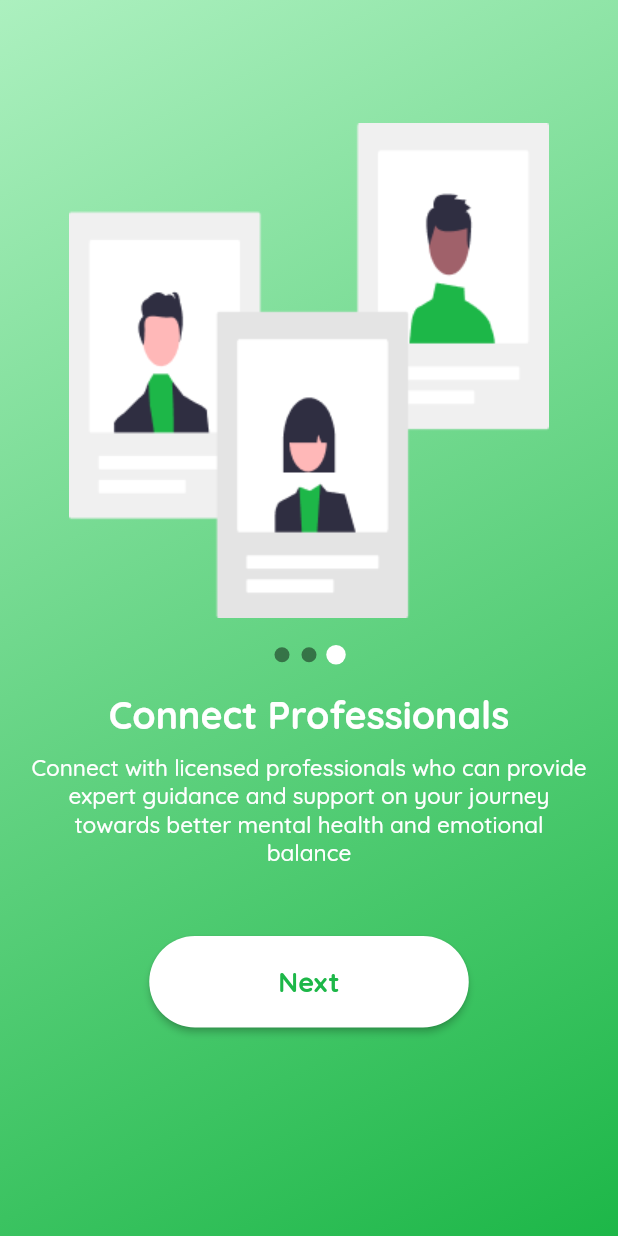
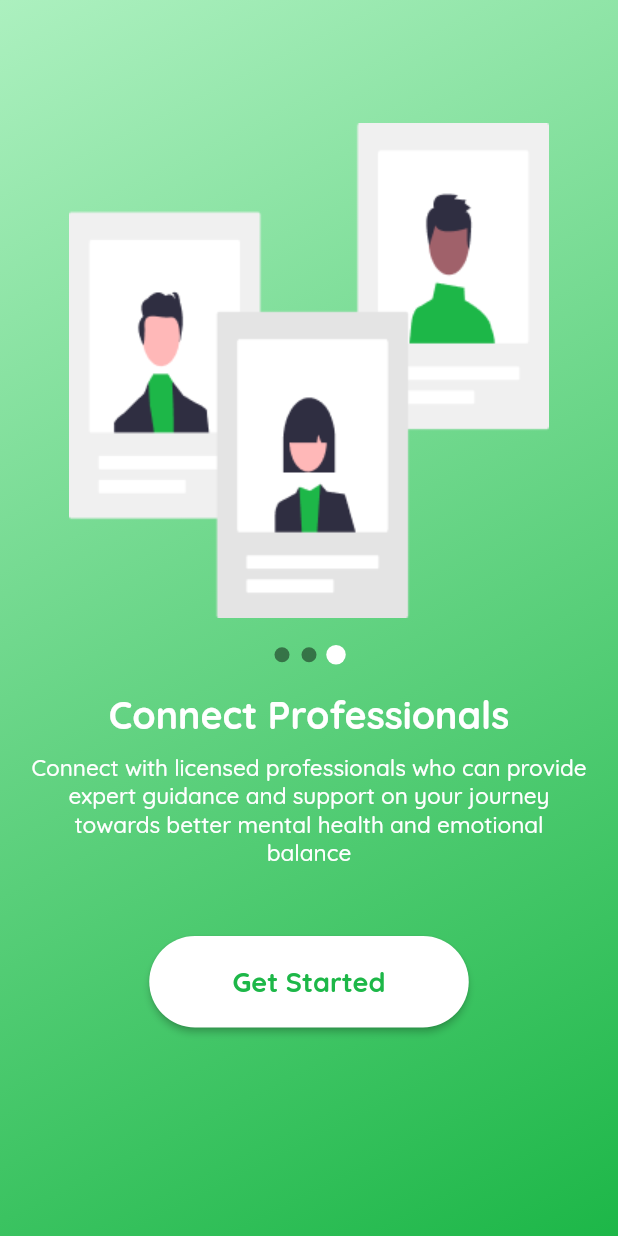
Before and after one commit to Mood-Fixing-App/MoodUp, a Flutter app: the screen it shows after launch, after a tap on "SKIP", on a phone screen of 412 x 824 dp. Run offline on Flutter 3.47's test engine with Material 2 defaults, Android fonts, the light colour scheme and no system bars; drawn by our look-alikes of smooth_page_indicator; our stand-ins replace get, google_fonts.

Commit message:
Onboard => Fixed Get Started Button

```diff
--- a/lib/main.dart
+++ b/lib/main.dart
@@ -2,6 +2,7 @@ import 'package:get/get.dart';
 import 'package:flutter/services.dart';
 import 'package:flutter/material.dart';
 import 'package:moodup/src/utils/theme.dart';
+import 'package:moodup/src/features/splash/screens/splash_screen.dart';
 import 'package:moodup/src/features/onboard/screens/onboard_screen.dart';
 
 
@@ -21,7 +22,7 @@ class MainApp extends StatelessWidget {
     return GetMaterialApp(
       debugShowCheckedModeBanner: false,
       theme: MAppTheme.lightTheme,
-      home: const OnboardScreen(),
+      home: SplashScreen(),
     );
   }
 }
--- a/lib/src/common_widgets/onboard/onboard_page_indicator.dart
+++ b/lib/src/common_widgets/onboard/onboard_page_indicator.dart
@@ -1,7 +1,7 @@
 import 'package:flutter/material.dart';
 import 'package:moodup/src/constants/colors.dart';
 import 'package:smooth_page_indicator/smooth_page_indicator.dart';
-import 'package:moodup/src/features/onboard/screens/onboard_screen.dart';
+import 'package:moodup/src/features/onboard/controllers/onboard_controller.dart';
 
 
 class PageIndicator extends StatelessWidget {
@@ -12,7 +12,7 @@ class PageIndicator extends StatelessWidget {
   @override
   Widget build(BuildContext context) {
     return SmoothPageIndicator(
-      controller: onboardController.onboardpagecontroller,
+      controller: OnboardController.onboardpagecontroller,
       count: 3,
       effect: const ScrollingDotsEffect(
         activeDotColor: kWhite,
--- a/lib/src/features/login/screens/login_screen.dart
+++ b/lib/src/features/login/screens/login_screen.dart
@@ -2,7 +2,7 @@ import 'package:flutter/material.dart';
 import 'package:flutter/foundation.dart';
 import 'package:moodup/src/constants/sizes.dart';
 import 'package:moodup/src/constants/colors.dart';
-import 'package:moodup/src/constants/image_strings.dart';
+
 
 
 class LoginScreen extends StatefulWidget {
--- a/lib/src/features/onboard/controllers/onboard_controller.dart
+++ b/lib/src/features/onboard/controllers/onboard_controller.dart
@@ -4,29 +4,30 @@ import 'package:moodup/src/features/dashboard/screens/dashboard_screen.dart';
 
 class OnboardController extends GetxController{
   // Page Controller
-  PageController onboardpagecontroller = Get.put(PageController(),tag: 'onboardpagecontroller');
+  static PageController onboardpagecontroller = Get.put(PageController(),tag: 'onboardpagecontroller');
 
   //Page Number
-  RxInt pageNumber = 0.obs;
-  void changePageNumber(int index) {
+  static RxInt pageNumber = 0.obs;
+  static void changePageNumber(int index) {
     pageNumber.value = index;
   }
 
   //Navigations
-  void navigateToNextPage() {
+  static void navigateToNextPage() {
     onboardpagecontroller.nextPage(
       duration: const Duration(milliseconds: 500),
       curve: Curves.ease,
     );
   }
 
-  void navigateToLoginRegisterPage() {
+  //Navigation to register page
+  static void navigateToLoginRegisterPage() {
     Get.off(()=> const DashboardScreen());
   }
 
 
   //Navigatgion Controlling
-  void setNavigation(int index) {
+  static void setNavigation(int index) {
     if (index == 2) {
       navigateToLoginRegisterPage();
     } else {
@@ -35,7 +36,7 @@ class OnboardController extends GetxController{
   }
 
   //Button Text Changer
-  String setButtonText(int index) {
+  static String setButtonText(int index) {
     if (index == 2) {
       return 'Get Started';
     } else {
@@ -44,7 +45,7 @@ class OnboardController extends GetxController{
   }
 
   //Skip Button Visibility
-  bool setSkipButtonVisibility(int index) {
+  static bool setSkipButtonVisibility(int index) {
     if (index == 2) {
       return false;
     } else {
@@ -53,7 +54,9 @@ class OnboardController extends GetxController{
   }
 
   //Skip Button Functionality
-  void skipButtonFunctionality() {
+  static void skipButtonFunctionality() {
     onboardpagecontroller.jumpToPage(2);
   }
+
+
 }
--- a/lib/src/features/onboard/screens/onboard_screen.dart
+++ b/lib/src/features/onboard/screens/onboard_screen.dart
@@ -1,4 +1,3 @@
-import 'package:get/get.dart';
 import 'package:flutter/material.dart';
 import 'package:moodup/src/constants/sizes.dart';
 import 'package:moodup/src/constants/colors.dart';
@@ -9,26 +8,9 @@ import 'package:moodup/src/features/onboard/models/onboard_model.dart';
 import 'package:moodup/src/common_widgets/onboard/onboard_skip_button.dart';
 import 'package:moodup/src/common_widgets/onboard/onboard_page_indicator.dart';
 import 'package:moodup/src/features/onboard/controllers/onboard_controller.dart';
-import 'package:moodup/src/features/onboard/models/onboard_whitebutton_model.dart';
 
-//************** Variables **************************************/
-final onboardController = Get.put(OnboardController());
-final whiteButtonModel = WhiteButtonModel(
-  onPressed: () {
-    onboardController.setNavigation(
-      onboardController.pageNumber.value,
-    );
-  },
-  text: onboardController.setButtonText(
-    onboardController.pageNumber.value,
-  ),
-  height: Sizes.kDefaultButtonHeight,
-  width: Sizes.kDefaultButtonWidth,
-);
 
-//************** Variables **************************************/
-
-//************** Onboard Screen **************************************/
+//************** Section 01:Onboard Screen ***********************************//
 class OnboardScreen extends StatefulWidget {
   const OnboardScreen({super.key});
 
@@ -37,14 +19,7 @@ class OnboardScreen extends StatefulWidget {
 }
 
 class _OnboardScreenState extends State<OnboardScreen> {
-  //Disposing the controller
-  @override
-  void dispose() {
-    onboardController.dispose();
-    super.dispose();
-  }
-
-  //! Onboard Pages***************************************************
+  //! ******************* Sub section 01:Onboard Pages************************//
   static final onboardPages = [
     OnboardPage(
       model: OnboardModel(
@@ -68,6 +43,7 @@ class _OnboardScreenState extends State<OnboardScreen> {
       ),
     ),
   ];
+  //! ******************* End: Onboard Pages *********************************//
 
   @override
   Widget build(BuildContext context) {
@@ -75,25 +51,27 @@ class _OnboardScreenState extends State<OnboardScreen> {
       body: Column(
         mainAxisAlignment: MainAxisAlignment.center,
         children: [
+          //! *************** Sub section 02: PageView ***********************//
           Expanded(
             child: PageView.builder(
               itemBuilder: (context, index) {
-                onboardController.changePageNumber(index);
+                OnboardController.changePageNumber(index);
                 return onboardPages[index];
               },
-              controller: onboardController.onboardpagecontroller,
+              controller: OnboardController.onboardpagecontroller,
               itemCount: onboardPages.length,
             ),
           ),
+          //! *************** End: PageView **********************************//
         ],
       ),
     );
   }
 }
-//************** Onboard Screen  ******************** **************************************/
-//*************************************************************************************** */
+//************** End : Onboard Screen ****************************************//
 
-//******************* Onboard page*********************************************************/
+
+//******************* Section 02 : Onboard page*******************************//
 class OnboardPage extends StatelessWidget {
   const OnboardPage({super.key, required this.model});
   final OnboardModel model;
@@ -101,7 +79,7 @@ class OnboardPage extends StatelessWidget {
   @override
   Widget build(BuildContext context) {
     return Container(
-      //! Background Color
+      //! ************ Sub Section 01 : Background Color *********************//
       decoration: const BoxDecoration(
         gradient: LinearGradient(
           colors: [
@@ -117,16 +95,16 @@ class OnboardPage extends StatelessWidget {
           padding: const EdgeInsets.symmetric(horizontal: 20),
           child: Column(
             children: [
-              //! Skip Button
+               //! ************ SUb Section 02 : SKip Button *****************//
               Row(
                 mainAxisAlignment: MainAxisAlignment.end,
                 children: [
                   //Show and hide skip button
-                  onboardController.setSkipButtonVisibility(
-                          onboardController.pageNumber.value)
+                  OnboardController.setSkipButtonVisibility(
+                          OnboardController.pageNumber.value)
                       ? SkipButton(
                           onPressed: () {
-                            onboardController.skipButtonFunctionality();
+                            OnboardController.skipButtonFunctionality();
                           },
                           text: 'SKIP',
                         )
@@ -137,18 +115,18 @@ class OnboardPage extends StatelessWidget {
                 ],
               ),
               const SizedBox(height: 34),
-              //! Image
+              //! ************ Sub Section 03 : Image ************************//
               Image.asset(model.image),
               const SizedBox(height: 18),
 
-              //! Page Indicator
+              //! ************ Sub Section 04 : Page Indicator ***************//
               const PageIndicator(),
               const SizedBox(height: 18),
 
-              //! Title and Description
+
               Column(
                 children: [
-                  //! Title
+                  //! ************ Sub Section 05 : Title *******************//
                   Text(model.title,
                       textAlign: TextAlign.center,
                       style: const TextStyle(
@@ -160,7 +138,7 @@ class OnboardPage extends StatelessWidget {
                     height: 10,
                   ),
 
-                  //! Description
+                  ////! ************ Sub Section 06 : Description ************//
                   Text(
                     model.description,
                     textAlign: TextAlign.center,
@@ -174,12 +152,18 @@ class OnboardPage extends StatelessWidget {
                     height: 46,
                   ),
 
-                  //! Get Started Button or Next Button
+                  //! **** Sub Section 07 : Get statrted or Next Button******//
                   WhiteButton(
-                    onPressed: whiteButtonModel.onPressed,
-                    text: whiteButtonModel.text,
-                    height: whiteButtonModel.height,
-                    width: whiteButtonModel.width,
+                    onPressed: () {
+                      OnboardController.setNavigation(
+                        OnboardController.pageNumber.value,
+                      );
+                    },
+                    text: OnboardController.setButtonText(
+                      OnboardController.pageNumber.value,
+                    ),
+                    height: Sizes.kDefaultButtonHeight,
+                    width: Sizes.kDefaultButtonWidth,
                   ),
                 ],
               )
@@ -190,3 +174,4 @@ class OnboardPage extends StatelessWidget {
     );
   }
 }
+//************************** End : Onboard page*******************************//
--- a/lib/src/features/splash/controllers/splash_controller.dart
+++ b/lib/src/features/splash/controllers/splash_controller.dart
@@ -1,6 +1,6 @@
 import 'package:get/get.dart';
 import 'package:moodup/src/features/onboard/screens/onboard_screen.dart';
-import 'package:moodup/src/features/dashboard/screens/dashboard_screen.dart';
+
 
 
 class SpalshController extends GetxController{
@@ -8,7 +8,7 @@ class SpalshController extends GetxController{
 
   Future navigateToHome() async {
     await Future.delayed(const Duration(seconds: 4));
-    Get.to(() => const OnboardScreen());
+    Get.off(() => const OnboardScreen());
   }
 
 }
```
Also changed, not shown: lib/src/features/onboard/models/onboard_whitebutton_model.dart (deleted, +0 -13 lines).
